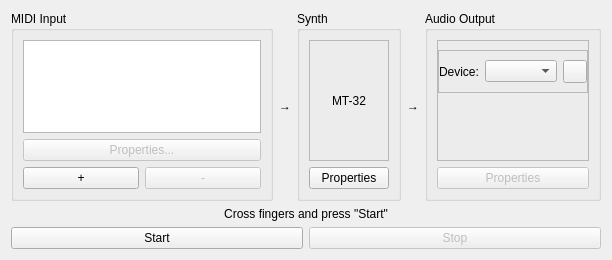
First picture: the form in mt32emu_qt/src/SynthWidget.ui, repository Stino/munt, before the edit.
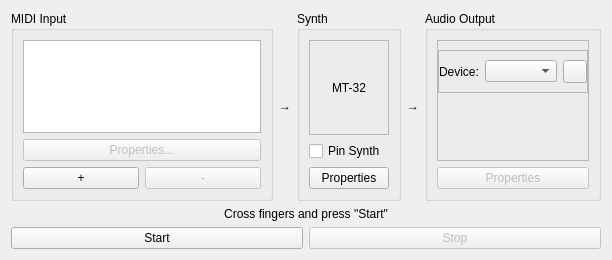
Second picture: the form after the edit. Icons and pictures are not drawn.

Commit message: - Code cleanup - Added ability to pin synthRoute to attach to incoming MIDI sessions

The edit to the form file:
```diff
--- a/mt32emu_qt/src/SynthWidget.ui
+++ b/mt32emu_qt/src/SynthWidget.ui
@@ -94,6 +94,13 @@
           </layout>
          </widget>
         </item>
+        <item>
+         <widget class="QCheckBox" name="pinCheckBox">
+          <property name="text">
+           <string>Pin Synth</string>
+          </property>
+         </widget>
+        </item>
         <item>
          <widget class="QPushButton" name="synthPropertiesButton">
           <property name="text">
```
The commit also changes 13 other files.
